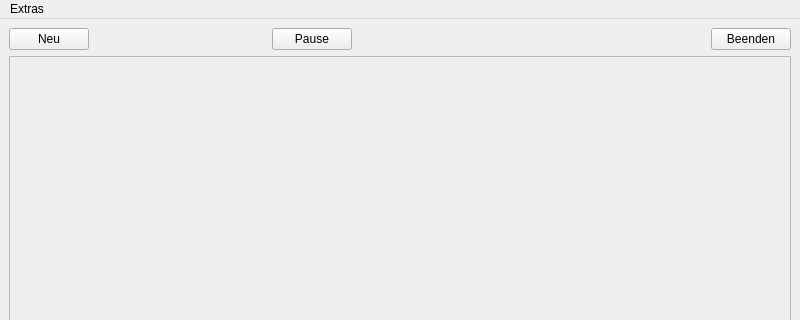
First picture: the form in Minesweeper/minesweeper.ui, repository JenniferRied/Minesweeper, before the edit; both pictures show x 0 to 800 and y 0 to 320 of the 800 by 600 pixel window.
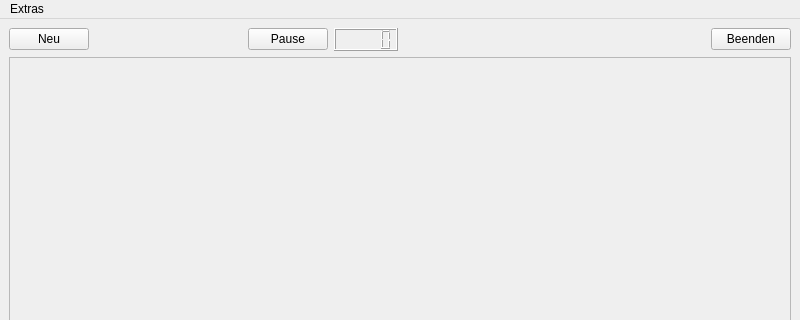
Second picture: the form after the edit.

Patch:
```diff
--- a/Minesweeper/minesweeper.ui
+++ b/Minesweeper/minesweeper.ui
@@ -44,6 +44,9 @@
         </property>
        </widget>
       </item>
+      <item>
+       <widget class="QLCDNumber" name="Zeitanzeige"/>
+      </item>
       <item>
        <spacer name="horizontalSpacer_3">
         <property name="orientation">
```
Left out of the diff: 8 changed lines with no effect on the pictures. Lines whose indentation alone changed are shown as unchanged.
